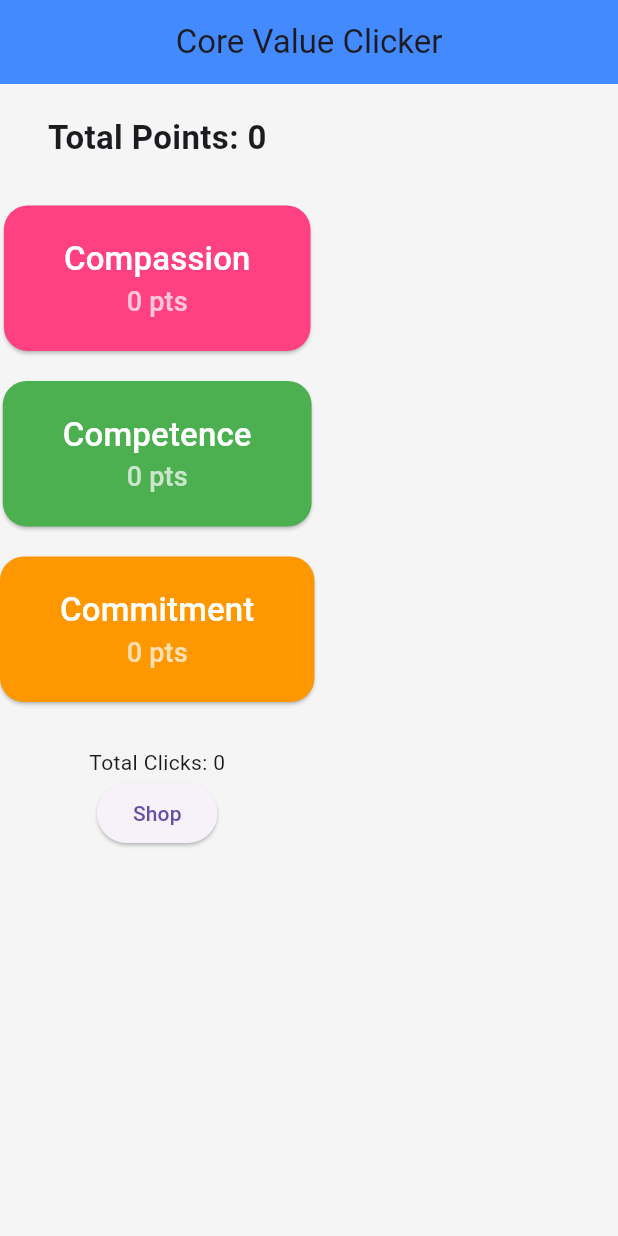
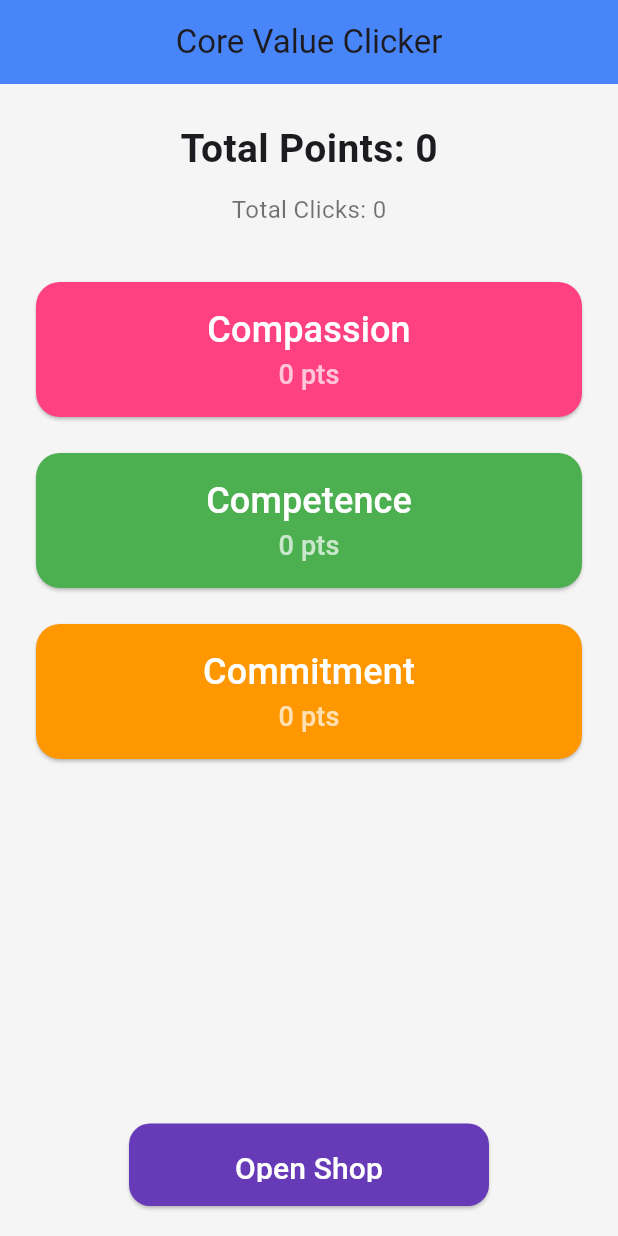
Before and after one commit to GoldenSpectrum/simple_app_project, a Flutter app: the screen it shows after launch, on a phone screen of 412 x 824 dp. Run offline on Flutter 3.47's test engine with Material 3 defaults, Android fonts, the phone set to English and light mode, and no system bars.

Commit message:
Added event popups (Hopefully) and adjusted the main screen

```diff
--- a/lib/controllers/event_controller.dart
+++ b/lib/controllers/event_controller.dart
@@ -1,9 +1,14 @@
 import 'dart:math';
+import 'dart:async';
 import '../models/game_state.dart';
 
 class EventController {
   final GameState state;
   final Random rng = Random();
+
+  // NEW: Stream for event popups
+  final StreamController<String> _eventStream = StreamController.broadcast();
+  Stream<String> get eventStream => _eventStream.stream;
 
   EventController(this.state);
 
--- a/lib/views/screens/main_screen.dart
+++ b/lib/views/screens/main_screen.dart
@@ -3,9 +3,37 @@ import 'package:provider/provider.dart';
 import 'package:tomasino_tycoon/views/screens/shop_screen.dart';
 
 import '../../../controllers/game_controller.dart';
+import '../../../controllers/event_controller.dart';
 import '../../../models/game_state.dart';
+import '../../views/widgets/event_popup.dart';
 
-class MainScreen extends StatelessWidget {
+class MainScreen extends StatefulWidget {
+  @override
+  State<MainScreen> createState() => _MainScreenState();
+}
+
+class _MainScreenState extends State<MainScreen> {
+  Stream<String>? eventStream;
+
+  @override
+  void didChangeDependencies() {
+    super.didChangeDependencies();
+
+    // Listen to event popups once
+    final eventController = Provider.of<EventController>(context);
+
+    eventStream ??= eventController.eventStream;
+    eventStream!.listen((msg) => _showPopup(msg));
+  }
+
+  void _showPopup(String message) {
+    showDialog(
+      context: context,
+      barrierColor: Colors.transparent,
+      builder: (_) => EventPopup(message: message),
+    );
+  }
+
   @override
   Widget build(BuildContext context) {
     final state = Provider.of<GameState>(context);
@@ -16,60 +44,98 @@ class MainScreen extends StatelessWidget {
         title: const Text("Core Value Clicker"),
         centerTitle: true,
         backgroundColor: Colors.blueAccent,
+        elevation: 3,
       ),
 
+      // ------------------------------------
+      // CLEANER, NICER LAYOUT
+      // ------------------------------------
       body: Column(
         children: [
-          const SizedBox(height: 20),
+          const SizedBox(height: 25),
 
+          // Total points
           Text(
             "Total Points: ${state.totalPoints().toStringAsFixed(0)}",
-            style: TextStyle(fontSize: 22, fontWeight: FontWeight.bold),
+            style: TextStyle(fontSize: 26, fontWeight: FontWeight.bold),
           ),
 
-          const SizedBox(height: 20),
+          const SizedBox(height: 10),
 
+          // Total clicks
+          Text(
+            "Total Clicks: ${state.totalClicks}",
+            style: TextStyle(fontSize: 16, color: Colors.black54),
+          ),
+
+          const SizedBox(height: 25),
+
+          // Buttons neatly spaced
           _buildStatButton(context, "compassion", Colors.pinkAccent),
           _buildStatButton(context, "competence", Colors.green),
           _buildStatButton(context, "commitment", Colors.orange),
 
-          const SizedBox(height: 20),
-          Text("Total Clicks: ${state.totalClicks}"),
+          const Spacer(),
 
-          ElevatedButton(
+          // -------------------------
+          // Shop Button (Bottom Bar)
+          // -------------------------
+          Padding(
+            padding: const EdgeInsets.only(bottom: 20),
+            child: SizedBox(
+              width: 240,
+              height: 55,
+              child: ElevatedButton(
+                style: ElevatedButton.styleFrom(
+                  backgroundColor: Colors.deepPurple,
+                  shape: RoundedRectangleBorder(
+                    borderRadius: BorderRadius.circular(14),
+                  ),
+                  padding: EdgeInsets.symmetric(vertical: 16),
+                ),
                 onPressed: () {
                   Navigator.push(
                     context,
                     MaterialPageRoute(builder: (_) => ShopScreen()),
                   );
                 },
-            child: Text("Shop"),
+                child: Text(
+                  "Open Shop",
+                  style: TextStyle(fontSize: 20, color: Colors.white),
+                ),
+              ),
+            ),
           ),
         ],
       ),
     );
   }
 
-  Widget _buildStatButton(
-      BuildContext context, String id, Color color) {
+  // ------------------------------------
+  // BUTTON BUILDER
+  // ------------------------------------
+  Widget _buildStatButton(BuildContext context, String id, Color color) {
     final game = Provider.of<GameController>(context, listen: false);
     final stat = Provider.of<GameState>(context).getStat(id);
 
     return Padding(
-      padding: const EdgeInsets.symmetric(vertical: 10),
+      padding: const EdgeInsets.symmetric(vertical: 12, horizontal: 24),
+      child: SizedBox(
+        width: double.infinity,
+        height: 90,
         child: ElevatedButton(
           style: ElevatedButton.styleFrom(
             backgroundColor: color,
-          padding: EdgeInsets.symmetric(vertical: 20, horizontal: 40),
             shape: RoundedRectangleBorder(
               borderRadius: BorderRadius.circular(16),
             ),
           ),
           onPressed: () => game.onStatClicked(id),
           child: Column(
+            mainAxisAlignment: MainAxisAlignment.center,
             children: [
               Text(stat.name,
-                style: TextStyle(fontSize: 22, color: Colors.white)),
+                  style: TextStyle(fontSize: 24, color: Colors.white)),
               Text(
                 "${stat.points.toStringAsFixed(0)} pts",
                 style: TextStyle(fontSize: 18, color: Colors.white70),
@@ -77,7 +143,7 @@ class MainScreen extends StatelessWidget {
             ],
           ),
         ),
+      ),
     );
-
   }
 }
```
Also changed, not shown: lib/views/widgets/event_popup.dart (added, +80 -0 lines). Lines whose indentation alone changed are shown as unchanged.
